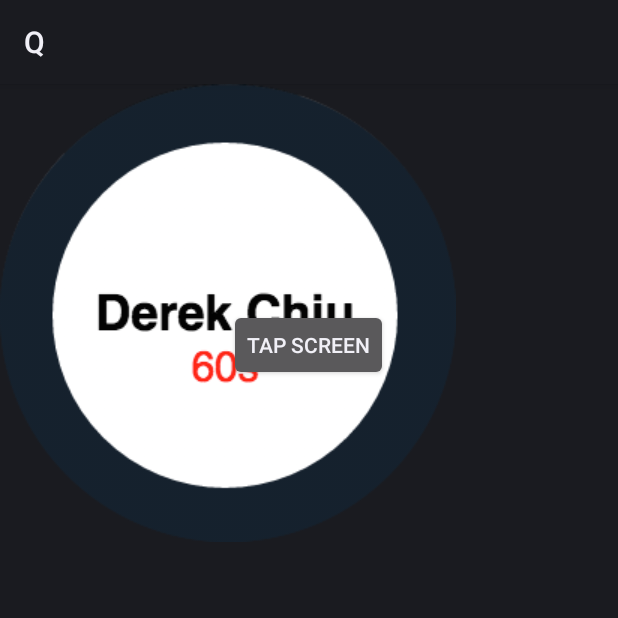
After one commit to Pidgens/Q, an Android app: the PeopleNamesCountdownActivity screen opened directly, with no data from a screen before it, on a phone screen of 412 x 824 dp, the top half of it. The commit adds this screen. Run offline under Robolectric (Android 15) with nearby library versions, the phone set to English and light mode, and no system bars.

Commit message:
recruiter wear side done

```diff
--- a/wear/src/main/java/com/example/derekchiu/q/MyDisplayActivity.java
+++ b/wear/src/main/java/com/example/derekchiu/q/MyDisplayActivity.java
@@ -1,17 +1,17 @@
 package com.example.derekchiu.q;
 
 import android.app.Activity;
-import android.os.Bundle;
 import android.widget.TextView;
 
 public class MyDisplayActivity extends Activity {
 
     private TextView mTextView;
 
-    @Override
+    /**@Override
     protected void onCreate(Bundle savedInstanceState) {
         super.onCreate(savedInstanceState);
         setContentView(R.layout.activity_display);
         mTextView = (TextView) findViewById(R.id.text);
     }
+    */
 }
--- a/wear/src/main/java/com/example/derekchiu/q/MyStubBroadcastActivity.java
+++ b/wear/src/main/java/com/example/derekchiu/q/MyStubBroadcastActivity.java
@@ -1,14 +1,12 @@
 package com.example.derekchiu.q;
 
 import android.app.Activity;
-import android.content.Intent;
-import android.os.Bundle;
 
 /**
  * Example shell activity which simply broadcasts to our receiver and exits.
  */
 public class MyStubBroadcastActivity extends Activity {
-    @Override
+    /**@Override
     protected void onCreate(Bundle savedInstanceState) {
         super.onCreate(savedInstanceState);
 
@@ -18,4 +16,5 @@ public class MyStubBroadcastActivity extends Activity {
         sendBroadcast(i);
         finish();
     }
+    */
 }
--- /dev/null
+++ b/wear/src/main/java/com/example/derekchiu/q/PeopleNamesCountdownActivity.java
@@ -0,0 +1,31 @@
+package com.example.derekchiu.q;
+
+import android.app.Activity;
+import android.content.Intent;
+import android.os.Bundle;
+import android.view.View;
+import android.widget.Button;
+import android.widget.ImageView;
+
+/**
+ * Created by kroy1205 on 11/30/15.
+ */
+public class PeopleNamesCountdownActivity extends Activity {
+
+    private ImageView mImageView;
+    @Override
+    public void onCreate(Bundle savedInstanceState) {
+        super.onCreate(savedInstanceState);
+        setContentView(R.layout.people_names_countdown_activity);
+        mImageView = (ImageView) findViewById(R.id.imageView2);
+        mImageView.setImageResource(R.drawable.person_name_countdown);
+        final Button button = (Button) findViewById(R.id.button2);
+        button.setOnClickListener(new View.OnClickListener() {
+            public void onClick(View v) {
+                // Perform action on click
+                Intent i = new Intent(PeopleNamesCountdownActivity.this, DismissCountdownActivity.class);
+                startActivity(i);
+            }
+        });
+    }
+}
--- /dev/null
+++ b/wear/src/main/res/layout/people_names_countdown_activity.xml
@@ -0,0 +1,19 @@
+<?xml version="1.0" encoding="utf-8"?>
+<RelativeLayout xmlns:android="http://schemas.android.com/apk/res/android"
+    android:orientation="vertical" android:layout_width="match_parent"
+    android:layout_height="match_parent">
+
+    <ImageView
+        android:layout_width="wrap_content"
+        android:layout_height="wrap_content"
+        android:id="@+id/imageView2"
+        android:layout_gravity="center" />
+
+    <Button
+        android:layout_width="wrap_content"
+        android:layout_height="wrap_content"
+        android:text="Tap Screen"
+        android:id="@+id/button2"
+        android:layout_centerHorizontal="true"
+        android:layout_marginTop="150dp" />
+</RelativeLayout>
--- a/wear/src/main/res/values/strings.xml
+++ b/wear/src/main/res/values/strings.xml
@@ -4,4 +4,5 @@
     <string name="hello">Hello World!</string>
     <string name="title">Hello Notification!</string>
     <string name="notification_posted">Notification posted</string>
+    <string name="debug_tag">THIS IS MY DEBUG TAG</string>
 </resources>
```
Also changed, not shown: wear/src/main/AndroidManifest.xml (+16 -7 lines), wear/src/main/java/com/example/derekchiu/q/DismissCountdownActivity.java (added, +19 -0 lines), wear/src/main/java/com/example/derekchiu/q/PeopleNamesActivity.java (added, +87 -0 lines), wear/src/main/res/layout/dismiss_countdown_activity.xml (added, +10 -0 lines), wear/src/main/res/layout/people_names_activity.xml (added, +21 -0 lines), wear/src/main/res/drawable/dismiss_countdown.png (added), wear/src/main/res/drawable/person_name.jpg (added), wear/src/main/res/drawable/person_name_countdown.png (added), 1 other file.
